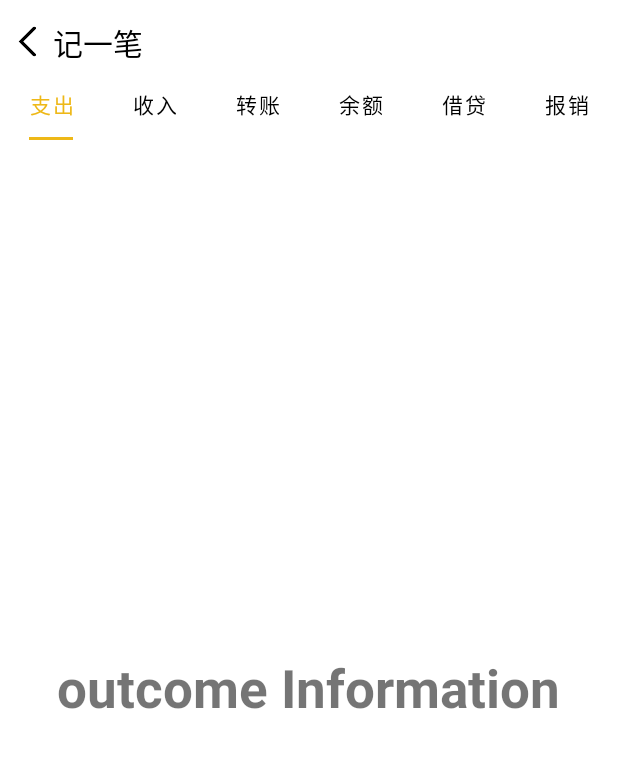
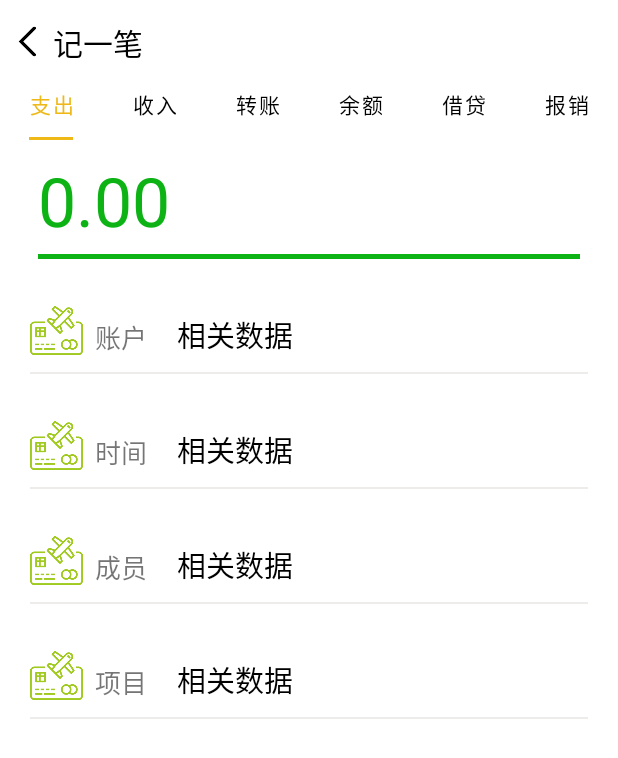
Before and after one commit to xiaoli22/Graduate_Android, an Android app: the OutcomeFragment screen opened directly, with no data from a screen before it, on a phone screen of 412 x 824 dp. Shown: the top 758 px of the screen. Run offline under Robolectric (Android 15) with nearby library versions, the phone set to English and light mode, and no system bars.

Commit message:
设计了fragment_outcome界面和custom_add_normal自定义组件

```diff
--- a/app/build.gradle
+++ b/app/build.gradle
@@ -54,4 +54,5 @@ dependencies {
     implementation 'com.github.PhilJay:MPAndroidChart:v3.1.0'
 
 
+
 }
--- /dev/null
+++ b/app/src/main/java/com/example/graduate_android/component/CustomAddNormal.java
@@ -0,0 +1,82 @@
+package com.example.graduate_android.component;
+
+import android.content.Context;
+import android.content.res.TypedArray;
+import android.util.AttributeSet;
+import android.view.LayoutInflater;
+import android.widget.ImageView;
+import android.widget.LinearLayout;
+import android.widget.TextView;
+
+import androidx.annotation.Nullable;
+
+import com.example.graduate_android.R;
+
+public class CustomAddNormal extends LinearLayout {
+
+    private final int imageA;
+    private final String typeA;
+    private final String dataA;
+    private final String type;
+    private ImageView imageAN;
+    private TextView typeAN;
+    private TextView dataAN;
+
+    public CustomAddNormal(Context context, @Nullable AttributeSet attrs) {
+        super(context, attrs);
+        TypedArray typedArray = context.obtainStyledAttributes(attrs, R.styleable.CustomAddNormal);
+        imageA = typedArray.getResourceId(R.styleable.CustomAddNormal_imageN, 0);
+        typeA = typedArray.getString(R.styleable.CustomAddNormal_typeN);
+        dataA = typedArray.getString(R.styleable.CustomAddNormal_dataN);
+        type = typedArray.getString(R.styleable.CustomAddNormal_types);
+
+        init();
+        typedArray.recycle();
+    }
+
+    private void init() {
+        LayoutInflater inflater = LayoutInflater.from(getContext());
+        inflater.inflate(R.layout.custom_add_normal, this, true);
+        imageAN = findViewById(R.id.imageAN);
+        typeAN = findViewById(R.id.typeAN);
+        dataAN = findViewById(R.id.dataAN);
+
+        switch (type){
+            case "account":
+                imageAN.setImageResource(R.drawable.account_card);
+                typeAN.setText("账户");
+                break;
+            case "time":
+                imageAN.setImageResource(R.drawable.account_card);
+                typeAN.setText("时间");
+                break;
+            case "member":
+                imageAN.setImageResource(R.drawable.account_card);
+                typeAN.setText("成员");
+                break;
+            case "project":
+                imageAN.setImageResource(R.drawable.account_card);
+                typeAN.setText("项目");
+                break;
+        }
+
+
+        if (dataA != null) {
+            dataAN.setText(dataA);
+        }
+
+
+    }
+
+    public void setImageAN(ImageView imageAN) {
+        this.imageAN = imageAN;
+    }
+
+    public void setTypeAN(TextView typeAN) {
+        this.typeAN = typeAN;
+    }
+
+    public void setDataAN(TextView dataAN) {
+        this.dataAN = dataAN;
+    }
+}
--- a/app/src/main/java/com/example/graduate_android/component/CustomInput.java
+++ b/app/src/main/java/com/example/graduate_android/component/CustomInput.java
@@ -32,10 +32,10 @@ public class CustomInput extends LinearLayout {
     private void init() {
         LayoutInflater inflater = LayoutInflater.from(getContext());
         inflater.inflate(R.layout.custom_add_input,this);
-
         EditText editTextI = findViewById(R.id.editTextAI);
         View viewI = findViewById(R.id.viewAI);
         if (color!=0xffe19a01){
+            editTextI.setHintTextColor(color);
             editTextI.setTextColor(color);
             viewI.setBackgroundColor(color);
         }
--- a/app/src/main/res/layout/activity_test.xml
+++ b/app/src/main/res/layout/activity_test.xml
@@ -31,4 +31,8 @@
         android:layout_centerHorizontal="true"
         android:text="Center" />
 
+    <androidx.appcompat.widget.AppCompatEditText
+        android:layout_width="match_parent"
+        android:layout_height="wrap_content"/>
+
 </RelativeLayout>
--- a/app/src/main/res/layout/custom_add_input.xml
+++ b/app/src/main/res/layout/custom_add_input.xml
@@ -13,6 +13,7 @@
         android:layout_width="wrap_content"
         android:layout_height="wrap_content"
         android:background="@null"
+        android:focusableInTouchMode="true"
         android:hint="0.00"
         android:textColor="@color/black"
         android:textSize="45dp" />
--- a/app/src/main/res/layout/custom_add_normal.xml
+++ b/app/src/main/res/layout/custom_add_normal.xml
@@ -1,37 +1,47 @@
 <?xml version="1.0" encoding="utf-8"?>
 <RelativeLayout xmlns:android="http://schemas.android.com/apk/res/android"
     android:layout_width="match_parent"
-    android:layout_height="match_parent"
-    android:layout_margin="20dp"
+    android:layout_height="wrap_content"
+    android:layout_marginLeft="20dp"
+    android:layout_marginTop="10dp"
+    android:layout_marginRight="20dp"
     android:orientation="horizontal">
 
 
-    <ImageButton
-        android:id="@+id/imageButtonAN"
+    <ImageView
+        android:id="@+id/imageAN"
         android:layout_width="35dp"
         android:layout_height="35dp"
+        android:scaleType="fitXY"
         android:src="@drawable/ic_launcher_foreground" />
 
     <TextView
         android:id="@+id/typeAN"
         android:layout_width="wrap_content"
         android:layout_height="wrap_content"
-        android:layout_marginLeft="5dp"
-        android:layout_marginTop="7dp"
-        android:layout_toRightOf="@+id/imageButtonAN"
+        android:layout_alignBottom="@id/imageAN"
+        android:layout_marginLeft="8dp"
+        android:layout_toRightOf="@+id/imageAN"
         android:text="类型"
-        android:textSize="20dp" />
+        android:textSize="17dp" />
 
     <TextView
-        android:id="@+id/dataNA"
+        android:id="@+id/dataAN"
         android:layout_width="wrap_content"
         android:layout_height="wrap_content"
-        android:layout_marginLeft="10dp"
+        android:layout_marginLeft="20dp"
         android:layout_marginTop="2dp"
         android:layout_toRightOf="@+id/typeAN"
+        android:layout_alignBottom="@id/imageAN"
         android:text="相关数据"
         android:textColor="@color/black"
-        android:textSize="26dp" />
+        android:textSize="19dp" />
 
+    <View
+        android:layout_width="match_parent"
+        android:layout_height="1dp"
+        android:layout_below="@+id/dataAN"
+        android:layout_marginTop="10dp"
+        android:background="#EEEBEB"></View>
 
 </RelativeLayout>
--- a/app/src/main/res/layout/fragment_income.xml
+++ b/app/src/main/res/layout/fragment_income.xml
@@ -3,9 +3,11 @@
     xmlns:tools="http://schemas.android.com/tools"
     android:layout_width="match_parent"
     android:layout_height="match_parent"
+    xmlns:app="http://schemas.android.com/apk/res-auto"
     tools:context=".fragmentadd.IncomeFragment">
 
     <!-- TODO: Update blank fragment layout -->
+
     <TextView
         android:layout_width="wrap_content"
         android:layout_height="wrap_content"
--- a/app/src/main/res/layout/fragment_outcome.xml
+++ b/app/src/main/res/layout/fragment_outcome.xml
@@ -1,16 +1,58 @@
 <?xml version="1.0" encoding="utf-8"?>
-<FrameLayout xmlns:android="http://schemas.android.com/apk/res/android"
+<RelativeLayout xmlns:android="http://schemas.android.com/apk/res/android"
     xmlns:tools="http://schemas.android.com/tools"
     android:layout_width="match_parent"
     android:layout_height="match_parent"
+    xmlns:app="http://schemas.android.com/apk/res-auto"
+    android:orientation="vertical"
     tools:context=".fragmentadd.OutcomeFragment">
 
     <!-- TODO: Update blank fragment layout -->
-    <TextView
-        android:layout_width="wrap_content"
+
+    <com.example.graduate_android.component.CustomInput
+        android:id="@+id/inputAN"
+        android:layout_marginLeft="10dp"
+        android:layout_marginRight="10dp"
+        android:layout_width="match_parent"
         android:layout_height="wrap_content"
-        android:layout_gravity="center"
-        android:text="outcome Information"
-        android:textSize="35dp"
-        android:textStyle="bold" />
-</FrameLayout>
+        app:textColor="#0DB314"
+        />
+
+
+
+    <com.example.graduate_android.component.CustomAddNormal
+        android:id="@+id/addnormalA"
+        android:layout_marginTop="20dp"
+        android:layout_below="@+id/inputAN"
+        android:layout_width="match_parent"
+        android:layout_height="wrap_content"
+        app:types="account"
+
+        />
+    <com.example.graduate_android.component.CustomAddNormal
+        android:id="@+id/addnormalB"
+        android:layout_marginTop="20dp"
+        android:layout_below="@+id/addnormalA"
+        android:layout_width="match_parent"
+        android:layout_height="wrap_content"
+        app:types="time"
+        />
+    <com.example.graduate_android.component.CustomAddNormal
+        android:id="@+id/addnormalC"
+        android:layout_marginTop="20dp"
+        android:layout_below="@+id/addnormalB"
+        android:layout_width="match_parent"
+        android:layout_height="wrap_content"
+        app:types="member"
+        />
+    <com.example.graduate_android.component.CustomAddNormal
+        android:id="@+id/addnormalD"
+        android:layout_marginTop="20dp"
+        android:layout_below="@+id/addnormalC"
+        android:layout_width="match_parent"
+        android:layout_height="wrap_content"
+        app:types="project"
+        />
+
+
+</RelativeLayout>
--- a/app/src/main/res/values/attrs.xml
+++ b/app/src/main/res/values/attrs.xml
@@ -42,5 +42,14 @@
         <attr name="moneyD" format="string"/>
     </declare-styleable>
 
+    <declare-styleable name="CustomAddNormal">
+        <attr name="imageN" format="reference"/>
+        <attr name="typeN" format="string"/>
+        <attr name="dataN" format="string"/>
+        <attr name="types" format="string"/>
+    </declare-styleable>
+
+
+
 
 </resources>
```
